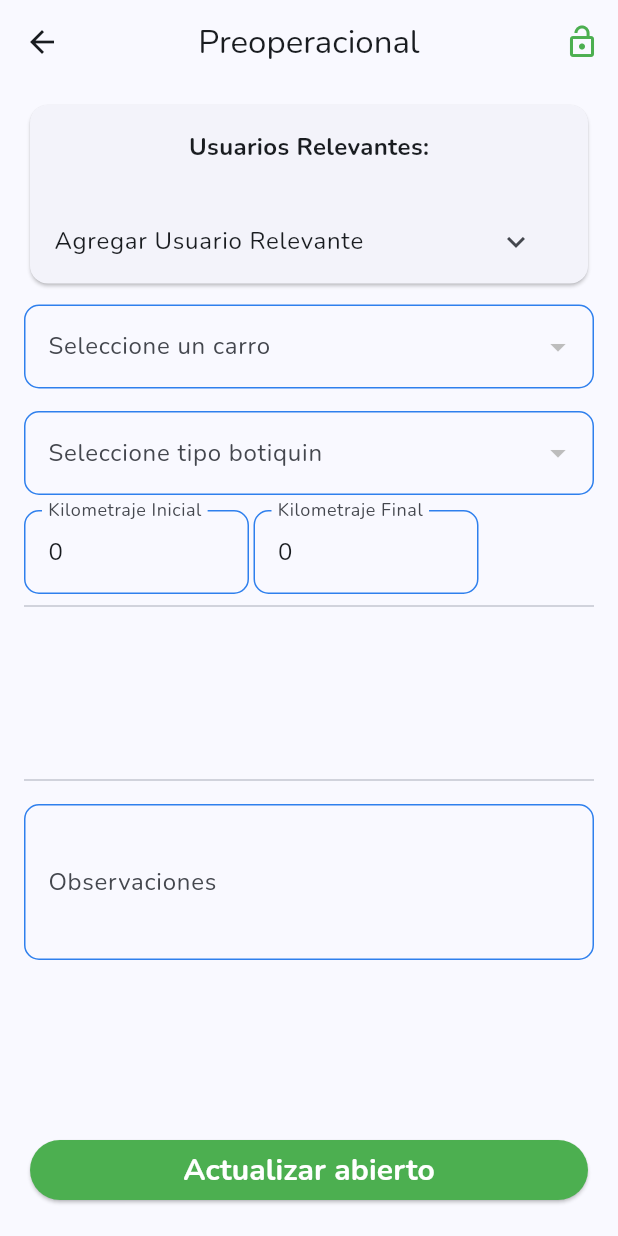
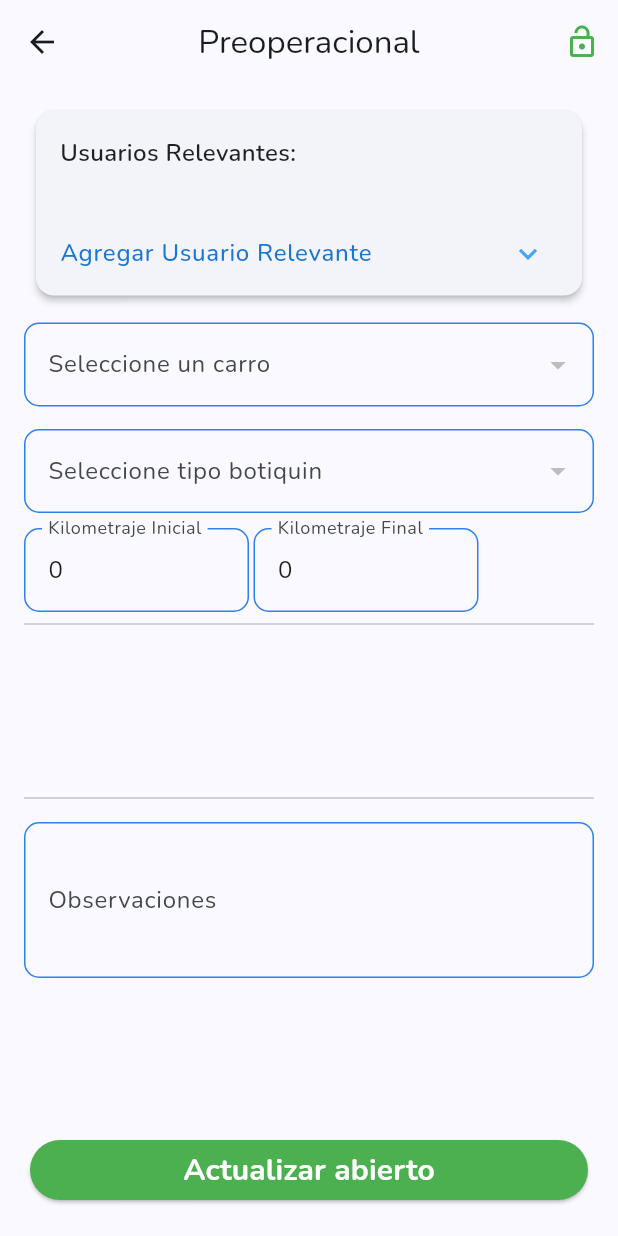
Before and after one commit to sxntiagoad/Eva-4.0, a Flutter app: the PreoperacionalScreen screen opened directly with empty values, on a phone screen of 412 x 824 dp. Run offline on Flutter 3.47's test engine with Material 3 defaults, Android fonts, the phone set to English and light mode, and no system bars; our stand-ins replace cloud_firestore, dio, firebase_auth, firebase_core, firebase_storage, flutter_riverpod and 6 more; missing offline and left inert: flutter_file_downloader, universal_html; accounts and stored records are empty; network calls fail.

Commit message:
improve UX

```diff
--- a/lib/presentation/preoperacional/widgets/user_search_widget.dart
+++ b/lib/presentation/preoperacional/widgets/user_search_widget.dart
@@ -28,11 +28,16 @@ class _UserSearchWidgetState extends ConsumerState<UserSearchWidget> {
   @override
   Widget build(BuildContext context) {
     final usuariosFiltrados = ref.watch(userFilteredProvider);
-    final usuariosRelevantes = ref.watch(relevantUsersProvider);
     final preoperacional = ref.watch(preoperacionalDbProvider);
 
     return Card(
+      elevation: 2,
+      margin: const EdgeInsets.all(8),
+      shape: RoundedRectangleBorder(
+        borderRadius: BorderRadius.circular(12),
+      ),
       child: Column(
+        crossAxisAlignment: CrossAxisAlignment.start,
         children: [
           Padding(
             padding: const EdgeInsets.all(16.0),
@@ -42,12 +47,14 @@ class _UserSearchWidgetState extends ConsumerState<UserSearchWidget> {
                 const Text(
                   'Usuarios Relevantes:',
                   style: TextStyle(
-                    fontWeight: FontWeight.bold,
+                    fontWeight: FontWeight.w600,
                     fontSize: 16,
+                    color: Colors.black87,
                   ),
                 ),
-                const SizedBox(height: 8),
+                const SizedBox(height: 12),
                 Wrap(
+                  alignment: WrapAlignment.start,
                   spacing: 8.0,
                   runSpacing: 8.0,
                   children: preoperacional.relevantes.map((usuarioUid) {
@@ -57,9 +64,29 @@ class _UserSearchWidgetState extends ConsumerState<UserSearchWidget> {
                     );
                     final nombreUsuario = usuario['fullName'] ?? 'Usuario Desconocido';
 
-                    return Chip(
-                      label: Text(nombreUsuario),
-                      deleteIcon: const Icon(Icons.close, size: 18),
+                    return Container(
+                      decoration: BoxDecoration(
+                        color: Colors.blue.shade50,
+                        borderRadius: BorderRadius.circular(20),
+                        border: Border.all(
+                          color: Colors.blue.shade100,
+                          width: 1,
+                        ),
+                      ),
+                      child: Chip(
+                        label: Text(
+                          nombreUsuario,
+                          style: TextStyle(
+                            color: Colors.blue.shade700,
+                            fontSize: 13,
+                          ),
+                        ),
+                        backgroundColor: Colors.transparent,
+                        deleteIcon: Icon(
+                          Icons.close,
+                          size: 16,
+                          color: Colors.blue.shade400,
+                        ),
                         onDeleted: () {
                           final nuevosRelevantes = List<String>.from(preoperacional.relevantes)
                             ..remove(usuarioUid);
@@ -71,9 +98,13 @@ class _UserSearchWidgetState extends ConsumerState<UserSearchWidget> {
                             SnackBar(
                               content: Text('Usuario eliminado: $nombreUsuario'),
                               duration: const Duration(seconds: 1),
+                              backgroundColor: Colors.blue.shade700,
                             ),
                           );
                         },
+                        materialTapTargetSize: MaterialTapTargetSize.shrinkWrap,
+                        padding: const EdgeInsets.symmetric(horizontal: 4),
+                      ),
                     );
                   }).toList(),
                 ),
@@ -81,10 +112,18 @@ class _UserSearchWidgetState extends ConsumerState<UserSearchWidget> {
             ),
           ),
           ListTile(
-            title: const Text('Agregar Usuario Relevante'),
-            trailing: IconButton(
-              icon: Icon(_isExpanded ? Icons.expand_less : Icons.expand_more),
-              onPressed: () {
+            title: Text(
+              'Agregar Usuario Relevante',
+              style: TextStyle(
+                color: Colors.blue.shade700,
+                fontWeight: FontWeight.w500,
+              ),
+            ),
+            trailing: Icon(
+              _isExpanded ? Icons.expand_less : Icons.expand_more,
+              color: Colors.blue.shade400,
+            ),
+            onTap: () {
               setState(() {
                 _isExpanded = !_isExpanded;
                 if (!_isExpanded) {
@@ -93,24 +132,36 @@ class _UserSearchWidgetState extends ConsumerState<UserSearchWidget> {
                 }
               });
             },
-            ),
+            hoverColor: Colors.blue.shade50,
+            splashColor: Colors.blue.shade100,
           ),
           if (_isExpanded) ...[
             Padding(
-              padding: const EdgeInsets.symmetric(horizontal: 16.0),
+              padding: const EdgeInsets.symmetric(horizontal: 16.0, vertical: 8.0),
               child: TextField(
                 controller: _searchController,
                 onChanged: _filtrarUsuarios,
                 decoration: InputDecoration(
                   hintText: 'Buscar usuario...',
-                  prefixIcon: const Icon(Icons.search),
+                  hintStyle: TextStyle(color: Colors.blue.shade200),
+                  prefixIcon: Icon(Icons.search, color: Colors.blue.shade400),
+                  filled: true,
+                  fillColor: Colors.blue.shade50,
                   border: OutlineInputBorder(
                     borderRadius: BorderRadius.circular(12),
+                    borderSide: BorderSide(color: Colors.blue.shade100),
+                  ),
+                  enabledBorder: OutlineInputBorder(
+                    borderRadius: BorderRadius.circular(12),
+                    borderSide: BorderSide(color: Colors.blue.shade100),
+                  ),
+                  focusedBorder: OutlineInputBorder(
+                    borderRadius: BorderRadius.circular(12),
+                    borderSide: BorderSide(color: Colors.blue.shade400),
                   ),
                 ),
               ),
             ),
-            const SizedBox(height: 8),
             SizedBox(
               height: 200,
               child: ListView.builder(
@@ -118,14 +169,19 @@ class _UserSearchWidgetState extends ConsumerState<UserSearchWidget> {
                 itemBuilder: (context, index) {
                   final usuario = usuariosFiltrados[index];
                   final fullName = usuario['fullName'] ?? 'Nombre desconocido';
-                  final bool yaSeleccionado =
-                      preoperacional.relevantes.contains(usuario['uid']);
+                  final bool yaSeleccionado = preoperacional.relevantes.contains(usuario['uid']);
 
                   return ListTile(
-                    title: Text(fullName),
-                    trailing: yaSeleccionado
-                        ? const Icon(Icons.check_circle, color: Colors.green)
-                        : const Icon(Icons.add_circle_outline),
+                    title: Text(
+                      fullName,
+                      style: TextStyle(
+                        color: yaSeleccionado ? Colors.blue.shade700 : Colors.black87,
+                      ),
+                    ),
+                    trailing: Icon(
+                      yaSeleccionado ? Icons.check_circle : Icons.add_circle_outline,
+                      color: yaSeleccionado ? Colors.blue.shade400 : Colors.blue.shade200,
+                    ),
                     onTap: () async {
                       if (!yaSeleccionado) {
                         final uid = usuario['uid'] ?? '';
@@ -140,6 +196,7 @@ class _UserSearchWidgetState extends ConsumerState<UserSearchWidget> {
                           SnackBar(
                             content: Text('Usuario agregado: $fullName'),
                             duration: const Duration(seconds: 1),
+                            backgroundColor: Colors.blue.shade700,
                           ),
                         );
                       }
```
Lines whose indentation alone changed are shown as unchanged.
